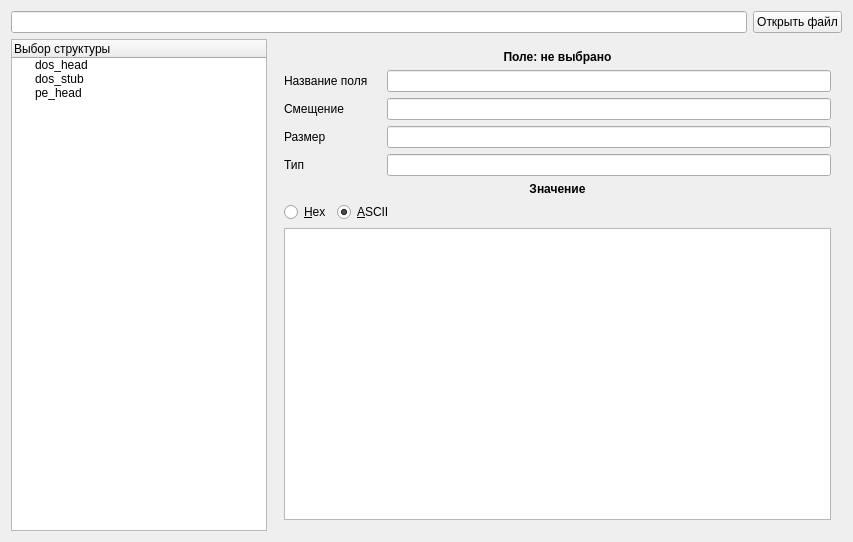
First picture: the form in pekillerwin.ui, repository electrobas94/PE_killer, before the edit.
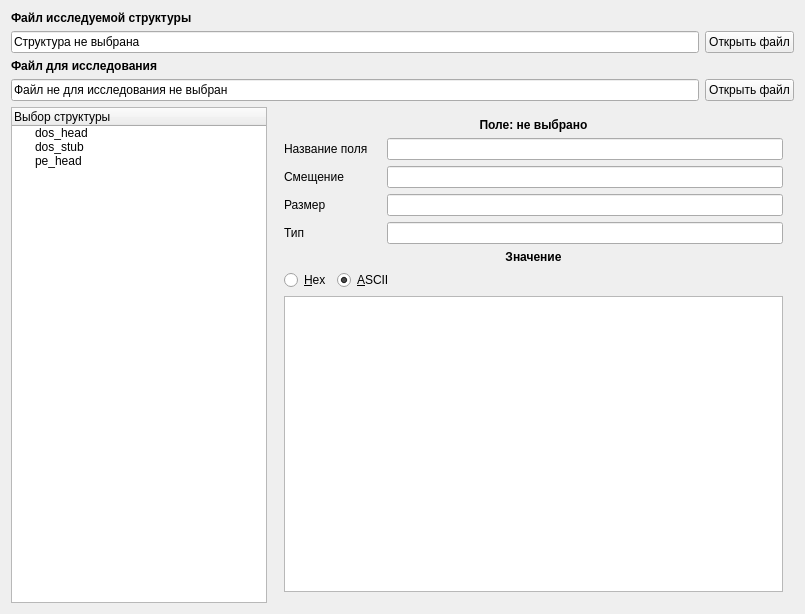
Second picture: the form after the edit.

Commit message: add pe_item class. add conteiner class. UI change

Diff of the .ui file:
```diff
--- a/pekillerwin.ui
+++ b/pekillerwin.ui
@@ -6,8 +6,8 @@
    <rect>
     <x>0</x>
     <y>0</y>
-    <width>853</width>
-    <height>542</height>
+    <width>805</width>
+    <height>614</height>
    </rect>
   </property>
   <property name="windowTitle">
@@ -15,10 +15,46 @@
   </property>
   <widget class="QWidget" name="centralWidget">
    <layout class="QVBoxLayout" name="verticalLayout">
+    <item>
+     <widget class="QLabel" name="label_8">
+      <property name="text">
+       <string>&lt;html&gt;&lt;head/&gt;&lt;body&gt;&lt;p&gt;&lt;span style=&quot; font-weight:600;&quot;&gt;Файл исследуемой структуры&lt;/span&gt;&lt;/p&gt;&lt;/body&gt;&lt;/html&gt;</string>
+      </property>
+     </widget>
+    </item>
+    <item>
+     <layout class="QHBoxLayout" name="horizontalLayout_7">
+      <item>
+       <widget class="QLineEdit" name="lineEdit_6">
+        <property name="text">
+         <string>Структура не выбрана</string>
+        </property>
+       </widget>
+      </item>
+      <item>
+       <widget class="QPushButton" name="pb_open_struct_file">
+        <property name="text">
+         <string>Открыть файл</string>
+        </property>
+       </widget>
+      </item>
+     </layout>
+    </item>
+    <item>
+     <widget class="QLabel" name="label_7">
+      <property name="text">
+       <string>&lt;html&gt;&lt;head/&gt;&lt;body&gt;&lt;p&gt;&lt;span style=&quot; font-weight:600;&quot;&gt;Файл для исследования&lt;/span&gt;&lt;/p&gt;&lt;/body&gt;&lt;/html&gt;</string>
+      </property>
+     </widget>
+    </item>
     <item>
      <layout class="QHBoxLayout" name="horizontalLayout">
       <item>
-       <widget class="QLineEdit" name="lineEdit"/>
+       <widget class="QLineEdit" name="lineEdit">
+        <property name="text">
+         <string>Файл не для исследования не выбран</string>
+        </property>
+       </widget>
       </item>
       <item>
        <widget class="QPushButton" name="pb_open_file">
```
The commit also changes 13 other files.
